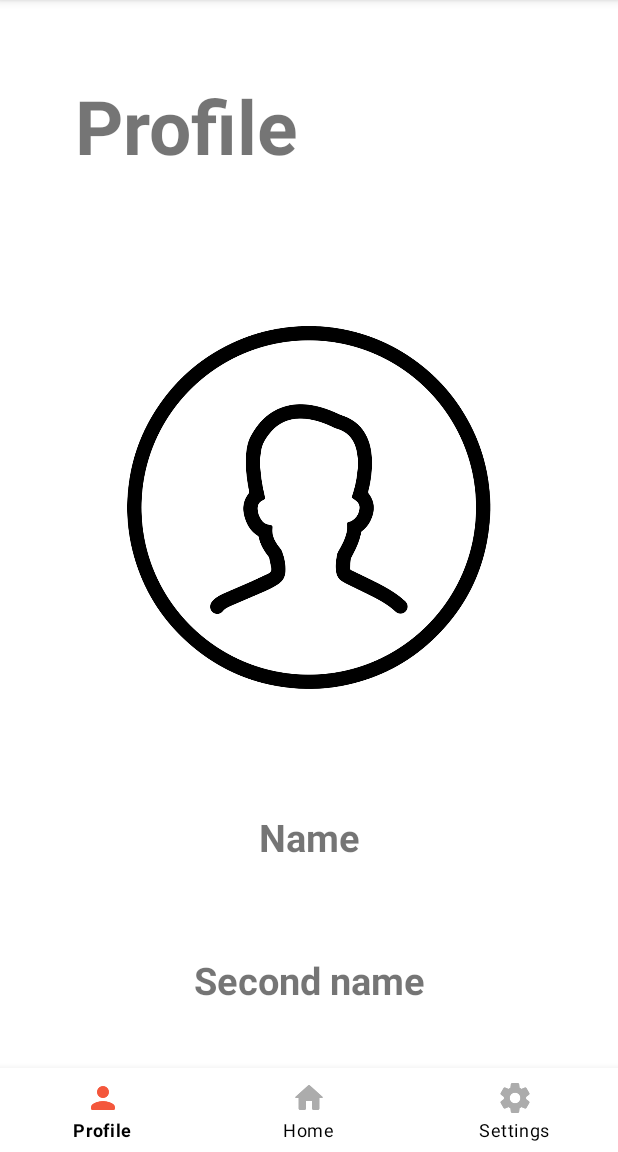
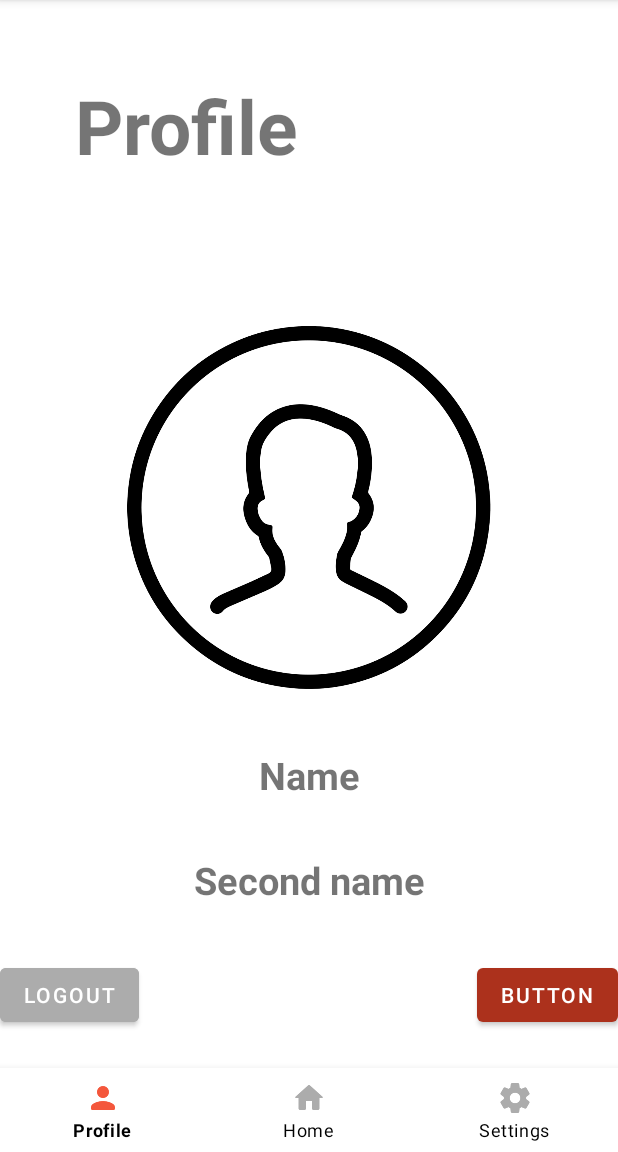
Before and after one commit to 20012001amiramir/PractiseApp, an Android app: the ProfileFragment screen opened through its navigation route, on a phone screen of 412 x 824 dp, the part 84-1236 px from its top. Run offline under Robolectric (Android 15) with nearby library versions, the phone set to English and light mode, and no system bars; our stand-ins replace Dagger/Hilt's generated code, navigation-ui; libraries missing offline, so code that uses them is left out: com.welie.blessed; 2 statements that could not run were skipped.

Commit message:
[9] Logout

```diff
--- a/app/build.gradle
+++ b/app/build.gradle
@@ -68,6 +68,7 @@ dependencies {
     def retrofit = "2.9.0"
     implementation "com.squareup.retrofit2:retrofit:$retrofit"
     implementation "com.squareup.retrofit2:converter-gson:$retrofit"
+    debugImplementation 'com.squareup.okhttp3:logging-interceptor:3.12.8'
 
     def hilt_version = "2.35"
     implementation "com.google.dagger:hilt-android:$hilt_version"
--- a/app/src/main/java/com/example/practiseapp/domain/repositories/IAuthRepository.kt
+++ b/app/src/main/java/com/example/practiseapp/domain/repositories/IAuthRepository.kt
@@ -10,5 +10,5 @@ interface IAuthRepository {
 
     suspend fun signUp(accountUser: AccountUser): Result<AccountUser>
 
-    suspend fun signOut(): Result<LogoutStatus>
+    suspend fun signOut(): Result<Int>
 }
--- a/app/src/main/java/com/example/practiseapp/domain/usecases/AuthUseCases/ISignOutUseCase.kt
+++ b/app/src/main/java/com/example/practiseapp/domain/usecases/AuthUseCases/ISignOutUseCase.kt
@@ -1,7 +1,7 @@
 package com.example.practiseapp.domain.usecases.AuthUseCases
 
-import com.example.practiseapp.data.network.dto.UserSignUpResponse
+import com.example.practiseapp.domain.common.Result
 
 interface ISignOutUseCase {
-    suspend operator fun invoke(): Result<Boolean>
+    suspend operator fun invoke(): Result<Int>
 }
--- a/app/src/main/java/com/example/practiseapp/presentation/StartActivity.kt
+++ b/app/src/main/java/com/example/practiseapp/presentation/StartActivity.kt
@@ -5,13 +5,7 @@ import android.content.Intent
 import androidx.appcompat.app.AppCompatActivity
 import android.os.Bundle
 import android.util.Log
-import com.welie.blessed.BluetoothCentralManager
-import com.welie.blessed.ConnectionFailedException
 import dagger.hilt.android.AndroidEntryPoint
-import kotlinx.coroutines.CoroutineScope
-import kotlinx.coroutines.Dispatchers
-import kotlinx.coroutines.launch
-import java.util.*
 import com.example.practiseapp.Constants
 import com.example.practiseapp.domain.entities.SessionManager
 import com.example.practiseapp.presentation.main.MainActivity
--- a/app/src/main/java/com/example/practiseapp/presentation/main/MainActivity.kt
+++ b/app/src/main/java/com/example/practiseapp/presentation/main/MainActivity.kt
@@ -5,12 +5,12 @@ import android.content.Intent
 import androidx.appcompat.app.AppCompatActivity
 import android.os.Bundle
 import android.util.Log
+import androidx.activity.viewModels
 import androidx.navigation.NavController
 import androidx.navigation.fragment.NavHostFragment
 import androidx.navigation.ui.setupWithNavController
 import com.example.practiseapp.R
 import com.example.practiseapp.databinding.ActivityMainBinding
-import com.example.practiseapp.databinding.ActivityWelcomeBinding
 import com.google.android.material.bottomnavigation.BottomNavigationView
 import com.welie.blessed.BluetoothCentralManager
 import com.welie.blessed.ConnectionFailedException
@@ -25,6 +25,7 @@ class MainActivity : AppCompatActivity() {
 
     private lateinit var navController: NavController
     private lateinit var binding: ActivityMainBinding
+    private val mainViewModel: MainViewModel by viewModels()
 
     private val BATTERY_SERVICE_UUID: UUID = UUID.fromString("0000180F-0000-1000-8000-00805f9b34fb")
     private val DEVICE_SERVICE_UUID: UUID = UUID.fromString("0000180A-0000-1000-8000-00805f9b34fb")
--- /dev/null
+++ b/app/src/main/java/com/example/practiseapp/presentation/main/MainViewModel.kt
@@ -0,0 +1,32 @@
+package com.example.practiseapp.presentation.main
+
+import androidx.lifecycle.LiveData
+import androidx.lifecycle.MutableLiveData
+import androidx.lifecycle.ViewModel
+import androidx.lifecycle.viewModelScope
+import com.example.practiseapp.data.di.qualifiers.SignOutUseCaseMain
+import com.example.practiseapp.domain.common.Result
+import com.example.practiseapp.domain.entities.SessionManager
+import com.example.practiseapp.domain.usecases.AuthUseCases.ISignOutUseCase
+import dagger.hilt.android.lifecycle.HiltViewModel
+import kotlinx.coroutines.launch
+import javax.inject.Inject
+
+@HiltViewModel
+class MainViewModel @Inject constructor(
+    @SignOutUseCaseMain private val signOutUseCase: ISignOutUseCase,
+    private val sessionManager: SessionManager
+): ViewModel() {
+
+    private val _logoutStatus = MutableLiveData<Result<Int>>()
+    val logoutStatus: LiveData<Result<Int>>
+        get() = _logoutStatus
+
+    fun signOut() = viewModelScope.launch {
+        _logoutStatus.postValue(signOutUseCase())
+    }
+
+    fun deleteToken() {
+        sessionManager.deleteToken()
+    }
+}
--- a/app/src/main/java/com/example/practiseapp/presentation/main/ProfileFragment.kt
+++ b/app/src/main/java/com/example/practiseapp/presentation/main/ProfileFragment.kt
@@ -5,20 +5,24 @@ import androidx.fragment.app.Fragment
 import android.view.LayoutInflater
 import android.view.View
 import android.view.ViewGroup
-import com.example.practiseapp.R
-import com.example.practiseapp.databinding.HomePageBinding
+import android.widget.Toast
+import androidx.fragment.app.activityViewModels
 import com.example.practiseapp.databinding.ProfilePageBinding
-import com.example.practiseapp.databinding.SettingPageBinding
+import com.example.practiseapp.domain.common.Result
+import com.example.practiseapp.presentation.StartActivity
+import dagger.hilt.android.AndroidEntryPoint
 
 // TODO: Rename parameter arguments, choose names that match
 // the fragment initialization parameters, e.g. ARG_ITEM_NUMBER
 private const val ARG_PARAM1 = "param1"
 private const val ARG_PARAM2 = "param2"
 
+@AndroidEntryPoint
 class ProfileFragment : Fragment() {
 
     private var _binding: ProfilePageBinding? = null
     private val binding get() = _binding!!
+    private val mainViewModel: MainViewModel by activityViewModels()
 
     override fun onCreateView(
         inflater: LayoutInflater, container: ViewGroup?,
@@ -26,6 +30,35 @@ class ProfileFragment : Fragment() {
     ): View {
         _binding = ProfilePageBinding.inflate(inflater, container, false)
         return binding.root
+    }
+
+    override fun onViewCreated(view: View, savedInstanceState: Bundle?) {
+        super.onViewCreated(view, savedInstanceState)
+        subscribeObservers()
+        binding.btnLogout.setOnClickListener {
+            mainViewModel.signOut()
+        }
+        binding.btnDeleteToken.setOnClickListener {
+            deleteTokenAndGoToStart()
+        }
+    }
+
+    private fun deleteTokenAndGoToStart() {
+        mainViewModel.deleteToken()
+        StartActivity.start(requireActivity())
+    }
+
+    private fun subscribeObservers() {
+        mainViewModel.logoutStatus.observe(viewLifecycleOwner) { status ->
+            when (status) {
+                is Result.Success -> {
+                    StartActivity.start(requireActivity())
+                }
+                is Result.Failure -> {
+                    Toast.makeText(context, "$status code", Toast.LENGTH_LONG).show()
+                }
+            }
+        }
     }
 
     override fun onDestroy() {
--- a/app/src/main/java/com/example/practiseapp/presentation/welcome/WelcomeViewModel.kt
+++ b/app/src/main/java/com/example/practiseapp/presentation/welcome/WelcomeViewModel.kt
@@ -7,7 +7,6 @@ import com.example.practiseapp.domain.entities.AccountUser
 import com.example.practiseapp.domain.common.Result
 import com.example.practiseapp.domain.usecases.AuthUseCases.ISignInUseCase
 import com.example.practiseapp.domain.usecases.AuthUseCases.ISignUpUseCase
-import dagger.assisted.Assisted
 import dagger.hilt.android.lifecycle.HiltViewModel
 import kotlinx.coroutines.launch
 import javax.inject.Inject
--- a/app/src/main/res/layout/profile_page.xml
+++ b/app/src/main/res/layout/profile_page.xml
@@ -30,8 +30,8 @@
         android:id="@+id/name"
         android:layout_width="wrap_content"
         android:layout_height="wrap_content"
-        android:layout_marginTop="40dp"
-        android:padding="20dp"
+        android:layout_marginTop="10dp"
+        android:padding="5dp"
         android:text="Name"
         android:textSize="25sp"
         android:textStyle="bold"
@@ -44,13 +44,32 @@
         android:id="@+id/second_name"
         android:layout_width="wrap_content"
         android:layout_height="wrap_content"
-        android:padding="20dp"
+        android:padding="5dp"
         android:text="Second name"
         android:textSize="25sp"
         android:textStyle="bold"
-        app:layout_constraintBottom_toBottomOf="parent"
+        app:layout_constraintBottom_toTopOf="@id/btn_logout"
         app:layout_constraintEnd_toEndOf="parent"
         app:layout_constraintStart_toStartOf="parent"
         app:layout_constraintTop_toBottomOf="@+id/name" />
-    />
+
+    <Button
+        android:id="@+id/btn_logout"
+        android:layout_width="wrap_content"
+        android:layout_height="wrap_content"
+        android:layout_marginTop="5dp"
+        android:backgroundTint="@color/grey"
+        android:text="Logout"
+        app:layout_constraintBottom_toBottomOf="parent"
+        app:layout_constraintStart_toStartOf="parent"
+        app:layout_constraintTop_toBottomOf="@+id/second_name" />
+
+    <Button
+        android:id="@+id/btn_delete_token"
+        android:layout_width="wrap_content"
+        android:layout_height="wrap_content"
+        android:text="Button"
+        app:layout_constraintBottom_toBottomOf="@+id/btn_logout"
+        app:layout_constraintEnd_toEndOf="parent"
+        app:layout_constraintTop_toTopOf="@+id/btn_logout" />
 </androidx.constraintlayout.widget.ConstraintLayout>
```
Also changed, not shown: app/src/main/java/com/example/practiseapp/data/di/AuthInterceptorModule.kt (added, +17 -0 lines), app/src/main/java/com/example/practiseapp/data/di/NetworkModule.kt (+12 -5 lines), app/src/main/java/com/example/practiseapp/data/di/UseCaseModule.kt (+9 -4 lines), app/src/main/java/com/example/practiseapp/data/di/qualifiers/AuthInterceptorMain.kt (added, +7 -0 lines), app/src/main/java/com/example/practiseapp/data/di/qualifiers/SignOutUseCaseMain.kt (added, +7 -0 lines), app/src/main/java/com/example/practiseapp/data/network/AuthApi.kt (+10 -4 lines), app/src/main/java/com/example/practiseapp/data/network/dto/LogoutStatus.kt (deleted, +0 -8 lines), app/src/main/java/com/example/practiseapp/data/network/interceptors/AuthInterceptor.kt (added, +20 -0 lines), app/src/main/java/com/example/practiseapp/data/repositories/AuthRepository.kt (+22 -10 lines), app/src/main/java/com/example/practiseapp/domain/usecases/AuthUseCases/SignOutUseCase.kt (+6 -5 lines).
